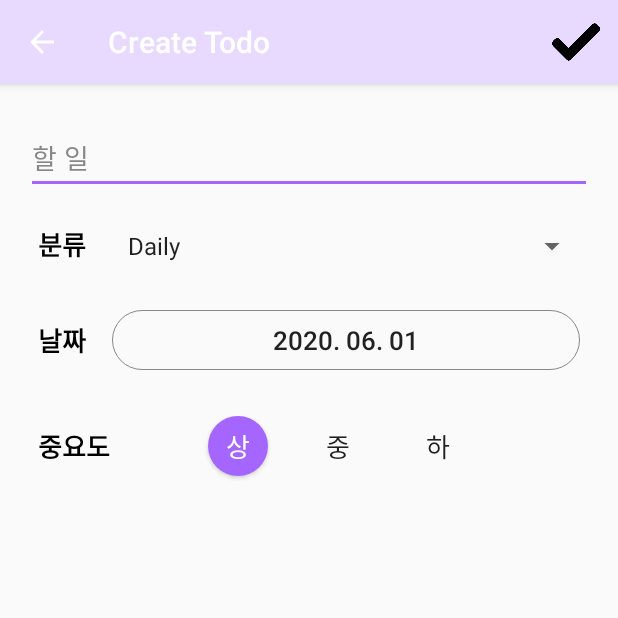
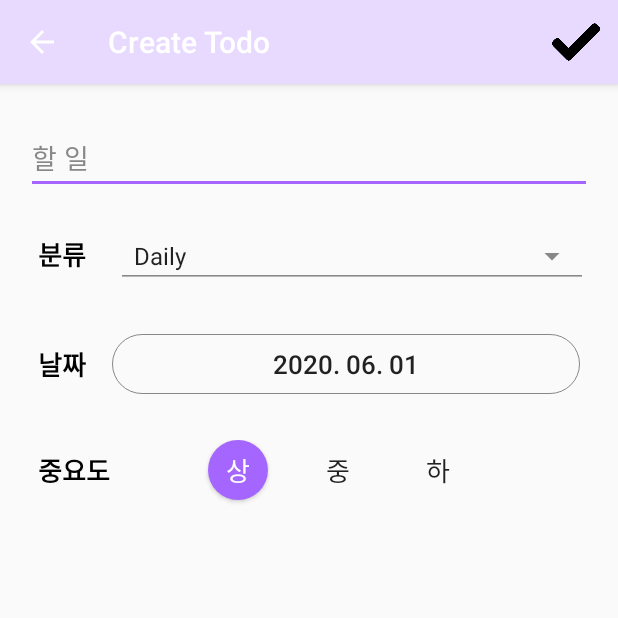
Before and after one commit to sanhae11/Plan_Cat, an Android app: the CreateTodoActivity screen opened directly, with no data from a screen before it, on a phone screen of 412 x 824 dp, the top half of it. Run offline under Robolectric (Android 15) with nearby library versions, the phone set to English and light mode, and no system bars.

Commit message:
CreateTodoActivity : spinner 디자인 변경

```diff
--- a/app/src/main/java/com/example/mp_plancat/CreateTodoActivity.java
+++ b/app/src/main/java/com/example/mp_plancat/CreateTodoActivity.java
@@ -40,7 +40,7 @@ public class CreateTodoActivity extends AppCompatActivity {
         actionBar.show(); //액션바 보여줌
         actionBar.setTitle("Create Todo");
 
-        //create_todo 화면으로 넘어왔을 때 키보드 나타나게 함
+        //create_todo 액티비티 실행됐을 때 키보드 나타나게 함
         showKeyBoard();
 
         Spinner spinner = (Spinner) findViewById(R.id.spinner_category);
--- a/app/src/main/java/com/example/mp_plancat/MainActivity.java
+++ b/app/src/main/java/com/example/mp_plancat/MainActivity.java
@@ -51,6 +51,7 @@ public class MainActivity extends AppCompatActivity {
         });
     }
 
+
     @Override
     public boolean onCreateOptionsMenu(Menu menu){
         MenuInflater inflater = getMenuInflater();
--- a/app/src/main/res/layout/activity_create_todo.xml
+++ b/app/src/main/res/layout/activity_create_todo.xml
@@ -39,9 +39,12 @@
             android:textColor="@color/colorBlack"/>
         //카테고리(Daily, Weekly, Monthly, Yearly)
         <Spinner
+            style="@style/Widget.AppCompat.Spinner.Underlined"
+            android:theme="@style/SpinnerTheme"
             android:id="@+id/spinner_category"
             android:layout_width="match_parent"
             android:layout_height="wrap_content"
+            android:spinnerMode="dropdown"
             android:layout_marginLeft="20dp"
             android:layout_marginRight="20dp" />
     </LinearLayout>
--- a/app/src/main/res/values/styles.xml
+++ b/app/src/main/res/values/styles.xml
@@ -14,6 +14,11 @@
         <item name="colorControlNormal">@color/normalColor</item>
     </style>
 
+    <style name="SpinnerTheme" parent="Theme.AppCompat.Light.DarkActionBar">
+        <item name="colorAccent">@color/cursorColor</item>
+        <item name="colorControlNormal">@color/colorGray</item>
+    </style>
+
     <style name="SwitchButtonStyle">
         <item name="android:paddingLeft">10dp</item>
         <item name="android:paddingRight">10dp</item>
```
